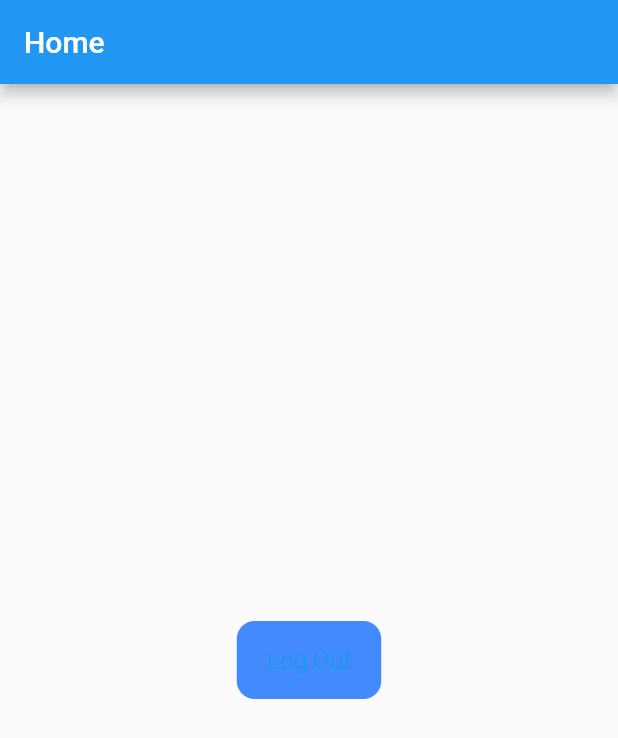
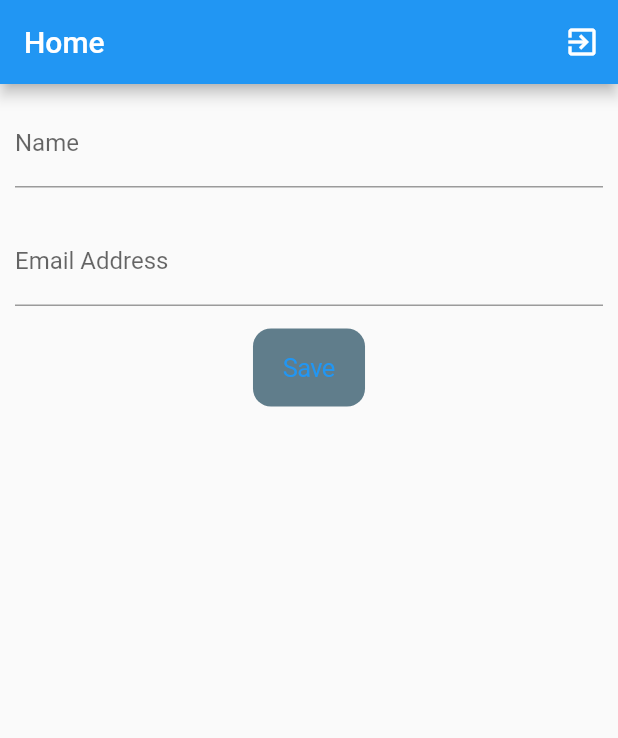
Before and after one commit to ShubhamSharma17/flutter-firebase-authen, a Flutter app: the Home screen opened directly, on a phone screen of 412 x 824 dp. Shown: the top 738 px of the screen. Run offline on Flutter 3.47's test engine with Material 2 defaults, Android fonts, the light colour scheme and no system bars; our stand-ins replace cloud_firestore, firebase_auth, firebase_core; accounts and stored records are empty.

Commit message:
Add Firebase Firestore Database (add user credencials and delete and many more)

```diff
--- a/lib/screens/home.dart
+++ b/lib/screens/home.dart
@@ -1,7 +1,8 @@
-// ignore_for_file: prefer_const_constructors
+// ignore_for_file: prefer_const_constructors, prefer_const_literals_to_create_immutables
 
 import 'dart:developer';
 
+import 'package:cloud_firestore/cloud_firestore.dart';
 import 'package:firebase_auth/firebase_auth.dart';
 import 'package:fluter_firebase_authentication/screens/email_auth/login.dart';
 import 'package:fluter_firebase_authentication/screens/phone_auth/signin.dart';
@@ -21,23 +22,113 @@ class _HomeState extends State<Home> {
     log('Log Out');
     Navigator.popUntil(context, (route) => route.isFirst);
     Navigator.pushReplacement(
-        context, CupertinoPageRoute(builder: ((context) => SignInWithPhone())));
+        context, CupertinoPageRoute(builder: ((context) => LoginScreen())));
   }
 
   @override
   Widget build(BuildContext context) {
+    TextEditingController emailController = TextEditingController();
+    TextEditingController nameController = TextEditingController();
+
+    //method for save date of user
+    void saveUser() async {
+      String name = nameController.text.trim();
+      String email = emailController.text.trim();
+
+      nameController.clear();
+      emailController.clear();
+
+      if (name != '' && email != '') {
+        Map<String, dynamic> userCredencials = {'name': name, 'email': email};
+
+        FirebaseFirestore.instance.collection('example1').add(userCredencials);
+        log('User credencials has saved');
+      } else {
+        log('please enter right credenials');
+      }
+    }
+
     return Scaffold(
       appBar: AppBar(
         title: Text('Home '),
+        actions: [
+          IconButton(
+              onPressed: () {
+                logOut();
+              },
+              icon: Icon(Icons.exit_to_app))
+        ],
       ),
-      body: Center(
-          child: CupertinoButton(
-        color: Colors.blueAccent,
-        child: Text('Log Out'),
-        onPressed: () {
-          logOut();
-        },
-      )),
+      body: Padding(
+        padding: const EdgeInsets.all(10),
+        child: Column(
+          children: [
+            TextField(
+              controller: nameController,
+              decoration: InputDecoration(
+                  labelText: 'Name', hintText: 'Enter Your Name'),
+            ),
+            SizedBox(height: 20),
+            TextField(
+              controller: emailController,
+              keyboardType: TextInputType.emailAddress,
+              decoration: InputDecoration(
+                  labelText: 'Email Address',
+                  hintText: 'Enter Your Email Address'),
+            ),
+            SizedBox(height: 15),
+            CupertinoButton(
+              color: Colors.blueGrey,
+              child: Text('Save'),
+              onPressed: () {
+                saveUser();
+              },
+            ),
+            SizedBox(height: 30),
+            StreamBuilder<QuerySnapshot>(
+              stream:
+                  FirebaseFirestore.instance.collection('example1').snapshots(),
+              builder: (context, snapshot) {
+                if (snapshot.connectionState == ConnectionState.active) {
+                  if (snapshot.hasData && snapshot.data != null) {
+                    return Expanded(
+                      child: ListView.builder(
+                        itemCount: snapshot.data!.docs.length,
+                        itemBuilder: (context, index) {
+                          Map<String, dynamic> userMap =
+                              snapshot.data!.docs[index].data()
+                                  as Map<String, dynamic>;
+                          return ListTile(
+                            title: Text(userMap['name']),
+                            subtitle: Text(userMap['email']),
+                            trailing: IconButton(
+                              icon: Icon(Icons.delete),
+                              onPressed: () {
+                                String id = snapshot.data!.docs[index].id;
+                                FirebaseFirestore.instance
+                                    .collection('example1')
+                                    .doc(id)
+                                    .delete();
+                                log('User Deleted!');
+                              },
+                            ),
+                          );
+                        },
+                      ),
+                    );
+                  } else {
+                    return Text('No Data!');
+                  }
+                } else {
+                  return Center(
+                    child: CircularProgressIndicator(),
+                  );
+                }
+              },
+            ),
+          ],
+        ),
+      ),
     );
   }
 }
--- a/lib/screens/phone_auth/verification_otp.dart
+++ b/lib/screens/phone_auth/verification_otp.dart
@@ -55,6 +55,7 @@ class _VerificationOTPState extends State<VerificationOTP> {
             ),
             SizedBox(height: 15),
             CupertinoButton(
+                color: Colors.lightBlueAccent,
                 child: Text('Verify'),
                 onPressed: () {
                   verifyOTP();
--- a/pubspec.yaml
+++ b/pubspec.yaml
@@ -35,6 +35,7 @@ dependencies:
   # Use with the CupertinoIcons class for iOS style icons.
   cupertino_icons: ^1.0.2
   firebase_auth: ^3.3.18
+  cloud_firestore: ^3.1.17
 
 dev_dependencies:
   flutter_test:
```
Also changed, not shown: lib/main.dart (+55 -3 lines), lib/screens/email_auth/login.dart (+13 -0 lines), pubspec.lock, 1 other file.
